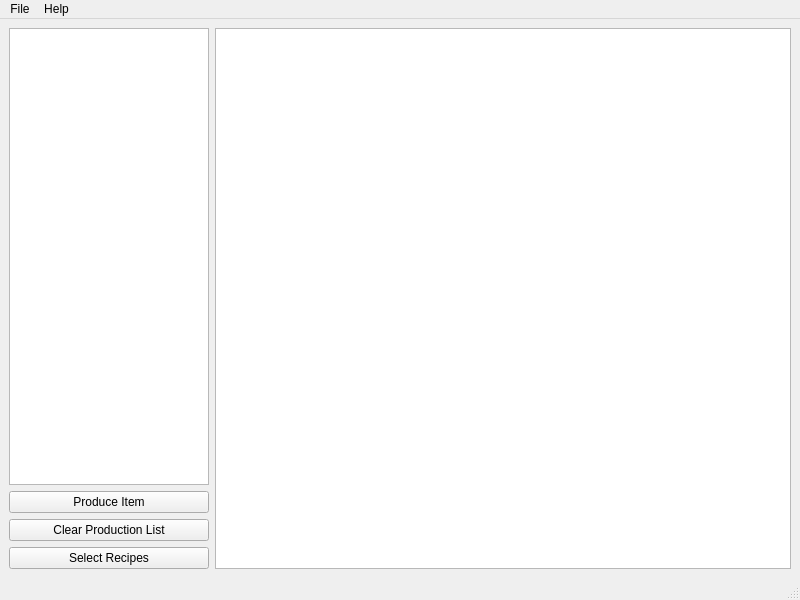
Qt form src/mainwindow.ui (nvenditto/satiscalculator) before a commit.
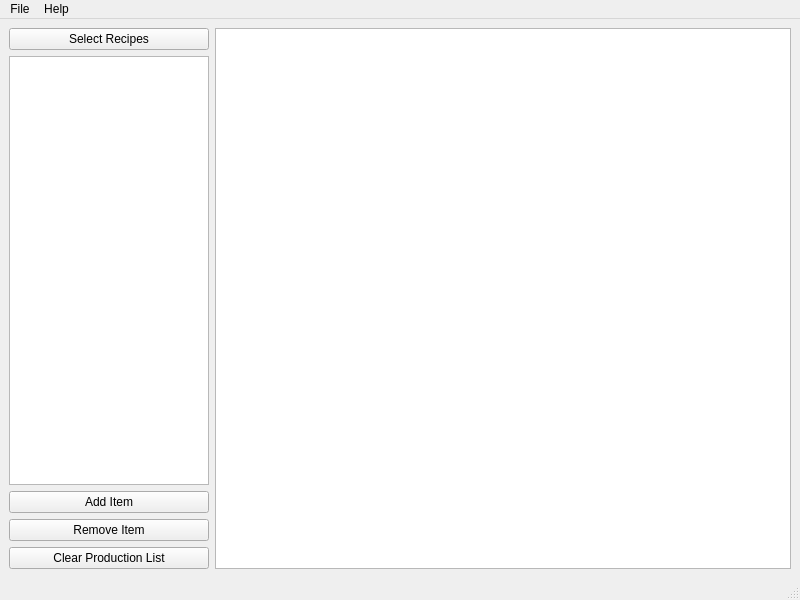
The same form after that commit.

Commit message: Added ability to change production quantity.

Patch:
```diff
--- a/src/mainwindow.ui
+++ b/src/mainwindow.ui
@@ -20,9 +20,9 @@
       <item>
        <layout class="QVBoxLayout" name="verticalLayout_2">
         <item>
-         <widget class="QListView" name="productionListView">
+         <widget class="QPushButton" name="selectRecipesButton">
           <property name="sizePolicy">
-           <sizepolicy hsizetype="Minimum" vsizetype="Expanding">
+           <sizepolicy hsizetype="MinimumExpanding" vsizetype="Fixed">
             <horstretch>0</horstretch>
             <verstretch>0</verstretch>
            </sizepolicy>
@@ -35,10 +35,47 @@
           </property>
           <property name="maximumSize">
            <size>
-            <width>0</width>
+            <width>200</width>
             <height>16777215</height>
            </size>
           </property>
+          <property name="text">
+           <string>Select Recipes</string>
+          </property>
+         </widget>
+        </item>
+        <item>
+         <widget class="QTableView" name="productTableView">
+          <property name="sizePolicy">
+           <sizepolicy hsizetype="MinimumExpanding" vsizetype="Expanding">
+            <horstretch>0</horstretch>
+            <verstretch>0</verstretch>
+           </sizepolicy>
+          </property>
+          <property name="minimumSize">
+           <size>
+            <width>200</width>
+            <height>0</height>
+           </size>
+          </property>
+          <property name="maximumSize">
+           <size>
+            <width>200</width>
+            <height>16777215</height>
+           </size>
+          </property>
+          <property name="selectionMode">
+           <enum>QAbstractItemView::ContiguousSelection</enum>
+          </property>
+          <property name="selectionBehavior">
+           <enum>QAbstractItemView::SelectRows</enum>
+          </property>
+          <attribute name="verticalHeaderVisible">
+           <bool>false</bool>
+          </attribute>
+          <attribute name="verticalHeaderHighlightSections">
+           <bool>false</bool>
+          </attribute>
          </widget>
         </item>
         <item>
@@ -62,7 +99,32 @@
            </size>
           </property>
           <property name="text">
-           <string>Produce Item</string>
+           <string>Add Item</string>
+          </property>
+         </widget>
+        </item>
+        <item>
+         <widget class="QPushButton" name="removeProdButton">
+          <property name="sizePolicy">
+           <sizepolicy hsizetype="MinimumExpanding" vsizetype="Fixed">
+            <horstretch>0</horstretch>
+            <verstretch>0</verstretch>
+           </sizepolicy>
+          </property>
+          <property name="minimumSize">
+           <size>
+            <width>200</width>
+            <height>0</height>
+           </size>
+          </property>
+          <property name="maximumSize">
+           <size>
+            <width>200</width>
+            <height>16777215</height>
+           </size>
+          </property>
+          <property name="text">
+           <string>Remove Item</string>
           </property>
          </widget>
         </item>
@@ -91,31 +153,6 @@
           </property>
          </widget>
         </item>
-        <item>
-         <widget class="QPushButton" name="selectRecipesButton">
-          <property name="sizePolicy">
-           <sizepolicy hsizetype="MinimumExpanding" vsizetype="Fixed">
-            <horstretch>0</horstretch>
-            <verstretch>0</verstretch>
-           </sizepolicy>
-          </property>
-          <property name="minimumSize">
-           <size>
-            <width>200</width>
-            <height>0</height>
-           </size>
-          </property>
-          <property name="maximumSize">
-           <size>
-            <width>200</width>
-            <height>16777215</height>
-           </size>
-          </property>
-          <property name="text">
-           <string>Select Recipes</string>
-          </property>
-         </widget>
-        </item>
        </layout>
       </item>
       <item>
```
Left out of the diff: 2 changed lines with no effect on the pictures. The commit also changes 11 other files.
